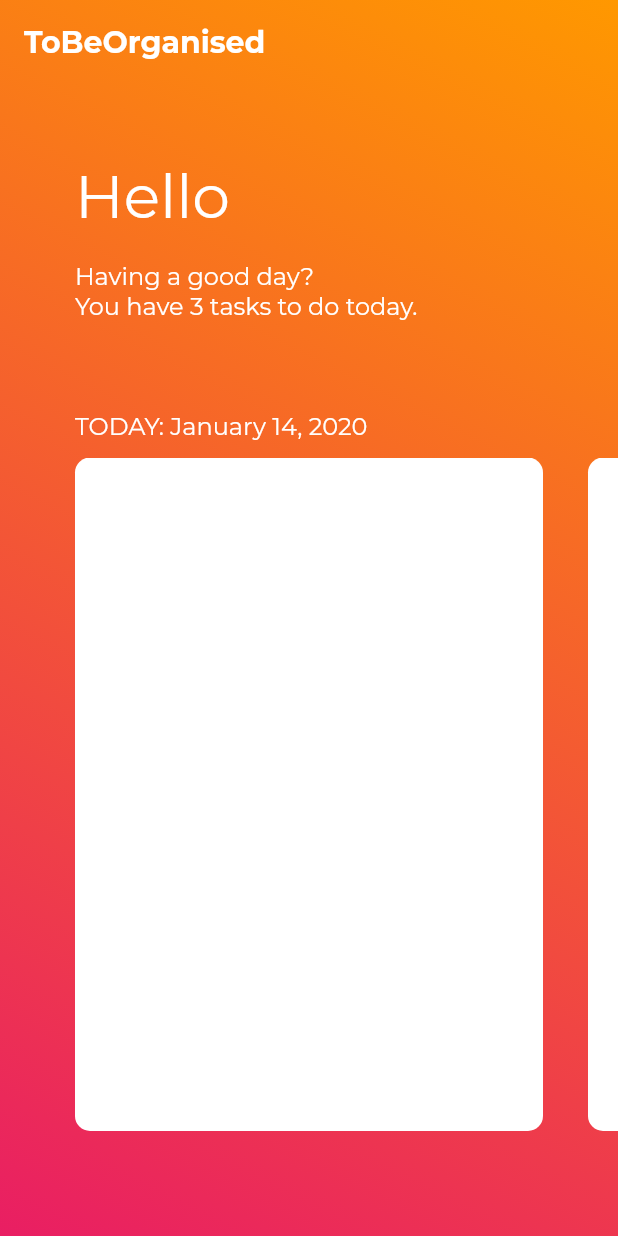
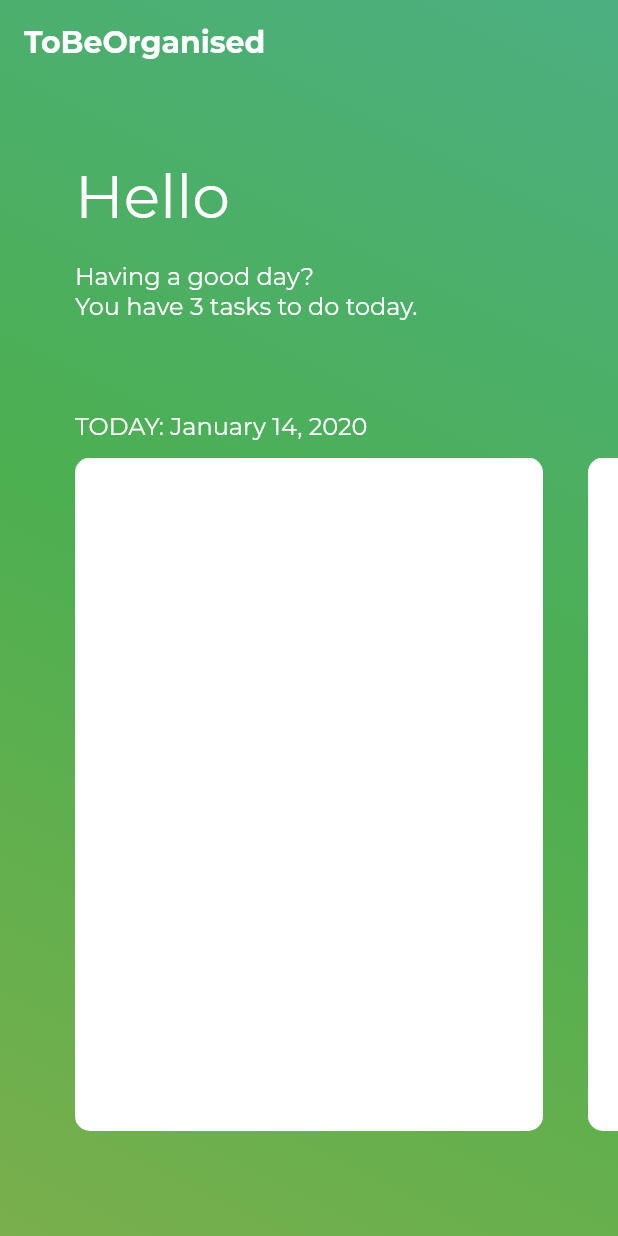
Before and after one commit to bnctth/ToBeOrganised, a Flutter app: the screen it shows after launch, on a phone screen of 412 x 824 dp. Run offline on Flutter 3.47's test engine with Material 2 defaults, Android fonts, the phone set to English and light mode, and no system bars; our stand-ins replace font_awesome_flutter, simple_animations; missing offline and left inert: swipedetector.

```diff
--- /dev/null
+++ b/lib/components/background.dart
@@ -0,0 +1,42 @@
+import 'package:flutter/material.dart';
+import 'package:simple_animations/simple_animations.dart';
+
+
+class GradientBackground extends StatelessWidget {
+  final List<Color> oldColors;
+  final List<Color> currentColors;
+
+  GradientBackground(this.oldColors, this.currentColors);
+
+  @override
+  Widget build(BuildContext context) {
+    var tween = MultiTrackTween([
+      Track("color1").add(Duration(milliseconds: 500),
+          ColorTween(begin: oldColors[0], end: currentColors[0])),
+      Track("color2").add(Duration(milliseconds: 500),
+          ColorTween(begin: oldColors[1], end: currentColors[1])),
+      Track("color3").add(Duration(milliseconds: 500),
+          ColorTween(begin: oldColors[2], end: currentColors[2]))
+    ]);
+
+    return ControlledAnimation(
+      tween: tween,
+      duration: tween.duration,
+      playback: Playback.PLAY_FORWARD,
+      builder: (context, animation) => Container(
+        height: double.infinity,
+        width: double.infinity,
+        decoration: BoxDecoration(
+          gradient: LinearGradient(
+              begin: Alignment.topRight,
+              end: Alignment.bottomLeft,
+              colors: [
+                animation['color1'],
+                animation['color2'],
+                animation['color3']
+              ]),
+        ),
+      ),
+    );
+  }
+}
--- a/lib/components/category_card.dart
+++ b/lib/components/category_card.dart
@@ -2,8 +2,9 @@ import 'package:flutter/material.dart';
 
 class CategoryCard extends StatelessWidget {
   final double width;
+  final bool add;
 
-  CategoryCard(this.width);
+  CategoryCard(this.width, {this.add = false});
 
   @override
   Widget build(BuildContext context) {
@@ -14,6 +15,8 @@ class CategoryCard extends StatelessWidget {
       decoration: BoxDecoration(
           color: Colors.white,
           borderRadius: BorderRadius.all(Radius.circular(10))),
+      child: Container(),
     );
   }
+
 }
--- a/lib/components/category_list.dart
+++ b/lib/components/category_list.dart
@@ -1,11 +1,14 @@
 import 'package:flutter/material.dart';
+import 'package:provider/provider.dart';
 import 'package:swipedetector/swipedetector.dart';
 
+import '../models/double_storage.dart';
+import '../models/tasks.dart';
 import 'category_card.dart';
 
 class CategoryList extends StatelessWidget {
   final _controller = ScrollController();
-  double scrollOffset = 0;
+  var storage = DoubleStorage.instance;
 
   @override
   Widget build(BuildContext context) {
@@ -13,32 +16,51 @@ class CategoryList extends StatelessWidget {
 
     return SwipeDetector(
       onSwipeLeft: () {
-        scrollOffset += width - 70;
-        scrollOffset = scrollOffset.clamp(0.0, (3 - 1) * (width - 70));
-        _controller.animateTo(scrollOffset,
+        if (storage.a !=
+            (Provider.of<Tasks>(context, listen: false).categories.length - 1) *
+                (width - 70)) {
+          Provider.of<Tasks>(context, listen: false).setCurrentCategory(true);
+        }
+        storage.a += width - 70;
+        storage.a = storage.a.clamp(
+            0.0,
+            (Provider.of<Tasks>(context, listen: false).categories.length - 1) *
+                (width - 70));
+
+        _controller.animateTo(storage.a,
             duration: Duration(milliseconds: 500), curve: Curves.easeInOutExpo);
       },
       onSwipeRight: () {
-        scrollOffset -= width - 70;
-        scrollOffset = scrollOffset.clamp(0.0, (3 - 1) * (width - 70));
-        _controller.animateTo(scrollOffset,
+        if (storage.a != 0) {
+          Provider.of<Tasks>(context, listen: false).setCurrentCategory(false);
+        }
+        storage.a -= width - 70;
+        storage.a = storage.a.clamp(
+            0.0,
+            (Provider.of<Tasks>(context, listen: false).categories.length - 1) *
+                (width - 70));
+
+        _controller.animateTo(storage.a,
             duration: Duration(milliseconds: 500), curve: Curves.easeInOutExpo);
       },
       child: ListView(
         physics: NeverScrollableScrollPhysics(),
         scrollDirection: Axis.horizontal,
         controller: _controller,
-        children: <Widget>[
-          SizedBox(
-            width: 50,
-          ),
-          CategoryCard(width - 100),
-          CategoryCard(width - 100),
-          CategoryCard(width - 100),
+        children: [
           SizedBox(
             width: 50,
           )
-        ],
+        ]
+          ..addAll(Provider.of<Tasks>(context)
+              .categories
+              .map((t) => CategoryCard(width - 100))
+              .toList())
+          ..addAll([
+            SizedBox(
+              width: 50,
+            )
+          ]),
       ),
     );
   }
--- a/lib/main.dart
+++ b/lib/main.dart
@@ -1,5 +1,7 @@
 import 'package:flutter/material.dart';
+import 'package:provider/provider.dart';
 
+import 'models/tasks.dart';
 import 'screens/main_screen.dart';
 
 void main() => runApp(MyApp());
@@ -7,11 +9,14 @@ void main() => runApp(MyApp());
 class MyApp extends StatelessWidget {
   @override
   Widget build(BuildContext context) {
-    return MaterialApp(
-      routes: {
-        '/': (context) => MainScreen(),
-      },
-      initialRoute: '/',
+    return ChangeNotifierProvider<Tasks>(
+      create: (_) => Tasks(),
+      child: MaterialApp(
+        routes: {
+          '/': (context) => MainScreen(),
+        },
+        initialRoute: '/',
+      ),
     );
   }
 }
--- /dev/null
+++ b/lib/models/category.dart
@@ -0,0 +1,21 @@
+import 'package:flutter/material.dart';
+
+import 'task.dart';
+
+class Category {
+  String name;
+  List<Task> tasks = [];
+  Icon icon;
+  List<Color> colors = [];
+
+  Category({String name, Icon icon, Color color}) {
+    this.name = name;
+    this.icon = icon;
+    final _hslcolor = HSLColor.fromColor(color);
+    colors = [
+      HSLColor.fromColor(color).withHue((_hslcolor.hue + 30) % 360).toColor(),
+      color,
+      HSLColor.fromColor(color).withHue((_hslcolor.hue - 30) % 360).toColor()
+    ];
+  }
+}
--- /dev/null
+++ b/lib/models/double_storage.dart
@@ -0,0 +1,10 @@
+class DoubleStorage {
+  double a;
+
+  DoubleStorage._privateConstructor(){
+    a = 0;
+  }
+
+  static final instance=DoubleStorage._privateConstructor();
+
+}
--- /dev/null
+++ b/lib/models/task.dart
@@ -0,0 +1,6 @@
+class Task{
+  final String name;
+  bool checked=false;
+
+  Task(this.name);
+}
--- /dev/null
+++ b/lib/models/tasks.dart
@@ -0,0 +1,47 @@
+import 'dart:collection';
+
+import 'package:flutter/material.dart';
+import 'category.dart';
+import 'package:font_awesome_flutter/font_awesome_flutter.dart';
+
+class Tasks extends ChangeNotifier {
+  List<Category> _categories = [
+    Category(
+      name: 'Home',
+      color: Colors.green,
+      icon: Icon(FontAwesomeIcons.home),
+    ),
+    Category(
+      name: 'Home',
+      color: Colors.red,
+      icon: Icon(FontAwesomeIcons.home),
+    ),
+    Category(
+      name: 'Home',
+      color: Colors.cyan,
+      icon: Icon(FontAwesomeIcons.home),
+    ),
+  ];
+  int _currentCategory = 0;
+  int _oldCategory=0;
+
+  Tasks();
+
+  UnmodifiableListView get categories => UnmodifiableListView(_categories);
+
+  void createCategory(String name, Color color, Icon icon) {
+    _categories.add(Category(name: name, color: color, icon: icon));
+    notifyListeners();
+  }
+
+  List<Color> get currentColors => _categories[_currentCategory].colors;
+
+  List<Color> get oldColors => _categories[_oldCategory].colors;
+
+
+  void setCurrentCategory(bool isBigger) {
+//    _oldCategory=_currentCategory+0;
+    isBigger ? _currentCategory++ : _currentCategory--;
+    notifyListeners();
+  }
+}
--- a/lib/screens/main_screen.dart
+++ b/lib/screens/main_screen.dart
@@ -2,30 +2,19 @@ import 'dart:ui';
 
 import 'package:flutter/material.dart';
 import 'package:intl/intl.dart';
+import 'package:provider/provider.dart';
 
+import '../components/background.dart';
 import '../components/category_list.dart';
 import '../constants.dart';
+import '../models/tasks.dart';
 
-class MainScreen extends StatefulWidget {
-  @override
-  _MainScreenState createState() => _MainScreenState();
-}
-
-class _MainScreenState extends State<MainScreen> {
+class MainScreen extends StatelessWidget {
   @override
   Widget build(BuildContext context) {
     return Stack(
       children: [
-        Container(
-          height: double.infinity,
-          width: double.infinity,
-          decoration: BoxDecoration(
-            gradient: LinearGradient(
-                begin: Alignment.topRight,
-                end: Alignment.bottomLeft,
-                colors: [Colors.orange, Colors.pink]),
-          ),
-        ),
+        GradientBackground(Provider.of<Tasks>(context).oldColors,Provider.of<Tasks>(context).currentColors),
         Scaffold(
           appBar: AppBar(
             title: Text(
--- a/pubspec.yaml
+++ b/pubspec.yaml
@@ -15,6 +15,9 @@ dependencies:
   provider: ^4.0.1
   intl: ^0.16.1
   swipedetector: ^1.2.0
+  font_awesome_flutter: ^8.5.0
+  flutter_material_color_picker: ^1.0.5
+  simple_animations: ^1.3.4
 
 dev_dependencies:
   flutter_test:
```
Also changed, not shown: pubspec.lock.
